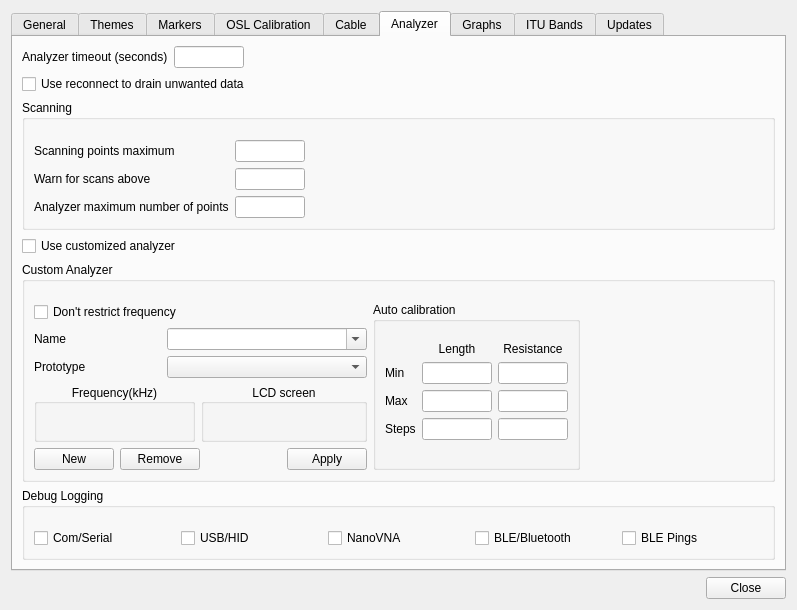
Above: desktop/settings.ui from K4HEZ/AntScopeZ before the change. Below: the same form after it.
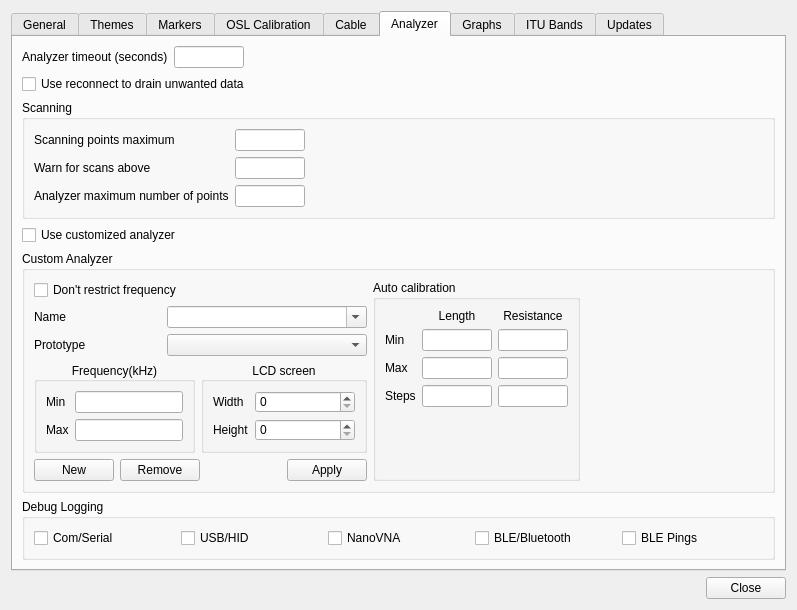
That is the form after the change. The open tabs and pages were chosen to show the change. Custom widgets are drawn as their Qt base class.

Commit message: Group boxes: standard look (square frame, title on the line); drop the 20 px top-margin workaround

What changed in the file:
```diff
--- a/desktop/settings.ui
+++ b/desktop/settings.ui
@@ -1804,9 +1804,6 @@
           <string>Scanning</string>
          </property>
          <layout class="QVBoxLayout" name="verticalLayout_scanning">
-          <property name="topMargin">
-           <number>20</number>
-          </property>
           <item>
            <layout class="QFormLayout" name="formLayout_scanningCounts">
             <property name="fieldGrowthPolicy">
@@ -1911,9 +1908,6 @@
           <property name="fieldGrowthPolicy">
            <enum>QFormLayout::FieldGrowthPolicy::FieldsStayAtSizeHint</enum>
           </property>
-          <property name="topMargin">
-           <number>20</number>
-          </property>
           <item row="0" column="0">
            <layout class="QHBoxLayout" name="horizontalLayout_34">
             <item>
@@ -1986,9 +1980,6 @@
                      <property name="fieldGrowthPolicy">
                       <enum>QFormLayout::FieldGrowthPolicy::FieldsStayAtSizeHint</enum>
                      </property>
-                     <property name="topMargin">
-                      <number>20</number>
-                     </property>
                      <item row="0" column="0">
                       <widget class="QLabel" name="label_20">
                        <property name="text">
@@ -2024,9 +2015,6 @@
                      <property name="fieldGrowthPolicy">
                       <enum>QFormLayout::FieldGrowthPolicy::FieldsStayAtSizeHint</enum>
                      </property>
-                     <property name="topMargin">
-                      <number>20</number>
-                     </property>
                      <item row="0" column="0">
                       <widget class="QLabel" name="label_22">
                        <property name="text">
@@ -2120,9 +2108,6 @@
                <string>Auto calibration</string>
               </property>
               <layout class="QGridLayout" name="gridLayout">
-               <property name="topMargin">
-                <number>20</number>
-               </property>
                <item row="0" column="1">
                 <widget class="QLabel" name="label_28">
                  <property name="text">
@@ -2264,9 +2249,6 @@
           <string>Debug Logging</string>
          </property>
          <layout class="QHBoxLayout" name="horizontalLayout_debugLogging">
-          <property name="topMargin">
-           <number>20</number>
-          </property>
           <item>
            <widget class="QCheckBox" name="debugLogSerialCheckBox">
             <property name="sizePolicy">
```
Left out of the diff: 48 changed lines with no effect on the pictures. The commit also changes 3 other files.
